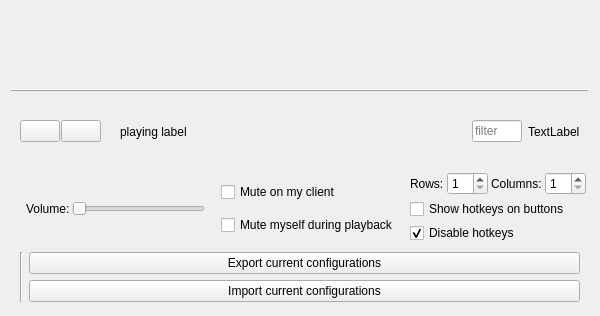
First picture: the form in src/config_qt.ui, repository MGraefe/RP-Soundboard, before the edit.
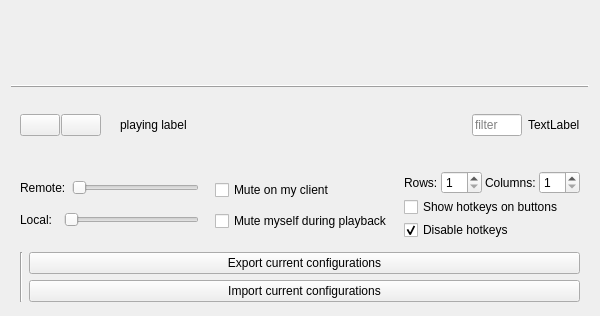
Second picture: the form after the edit. Icons and pictures are not drawn.

Commit message:
Added local volume slider
To have different volumes for remote and local

What changed in the file:
```diff
--- a/src/config_qt.ui
+++ b/src/config_qt.ui
@@ -180,42 +180,15 @@
    </item>
    <item>
     <widget class="QWidget" name="settingsWidget" native="true">
-     <layout class="QHBoxLayout" name="horizontalLayout">
-      <property name="leftMargin">
-       <number>15</number>
-      </property>
-      <property name="topMargin">
-       <number>0</number>
-      </property>
-      <property name="rightMargin">
-       <number>3</number>
-      </property>
-      <property name="bottomMargin">
-       <number>3</number>
-      </property>
+     <layout class="QHBoxLayout" name="horizontalLayout_5">
       <item>
        <layout class="QVBoxLayout" name="verticalLayout_3">
-        <property name="spacing">
-         <number>2</number>
-        </property>
-        <property name="leftMargin">
-         <number>0</number>
-        </property>
-        <property name="topMargin">
-         <number>0</number>
-        </property>
-        <property name="rightMargin">
-         <number>0</number>
-        </property>
-        <property name="bottomMargin">
-         <number>0</number>
-        </property>
         <item>
          <layout class="QHBoxLayout" name="horizontalLayout_6">
           <item>
            <widget class="QLabel" name="label">
             <property name="text">
-             <string>Volume:</string>
+             <string>Remote:</string>
             </property>
            </widget>
           </item>
@@ -241,7 +214,50 @@
          </layout>
         </item>
         <item>
-         <layout class="QHBoxLayout" name="horizontalLayout_5"/>
+         <layout class="QHBoxLayout" name="horizontalLayout">
+          <item>
+           <widget class="QLabel" name="label_5">
+            <property name="text">
+             <string>Local:</string>
+            </property>
+           </widget>
+          </item>
+          <item>
+           <spacer name="horizontalSpacer">
+            <property name="orientation">
+             <enum>Qt::Horizontal</enum>
+            </property>
+            <property name="sizeType">
+             <enum>QSizePolicy::Minimum</enum>
+            </property>
+            <property name="sizeHint" stdset="0">
+             <size>
+              <width>6</width>
+              <height>20</height>
+             </size>
+            </property>
+           </spacer>
+          </item>
+          <item>
+           <widget class="QSlider" name="sr_volume">
+            <property name="maximum">
+             <number>100</number>
+            </property>
+            <property name="pageStep">
+             <number>10</number>
+            </property>
+            <property name="orientation">
+             <enum>Qt::Horizontal</enum>
+            </property>
+            <property name="tickPosition">
+             <enum>QSlider::NoTicks</enum>
+            </property>
+            <property name="tickInterval">
+             <number>0</number>
+            </property>
+           </widget>
+          </item>
+         </layout>
         </item>
        </layout>
       </item>
```
